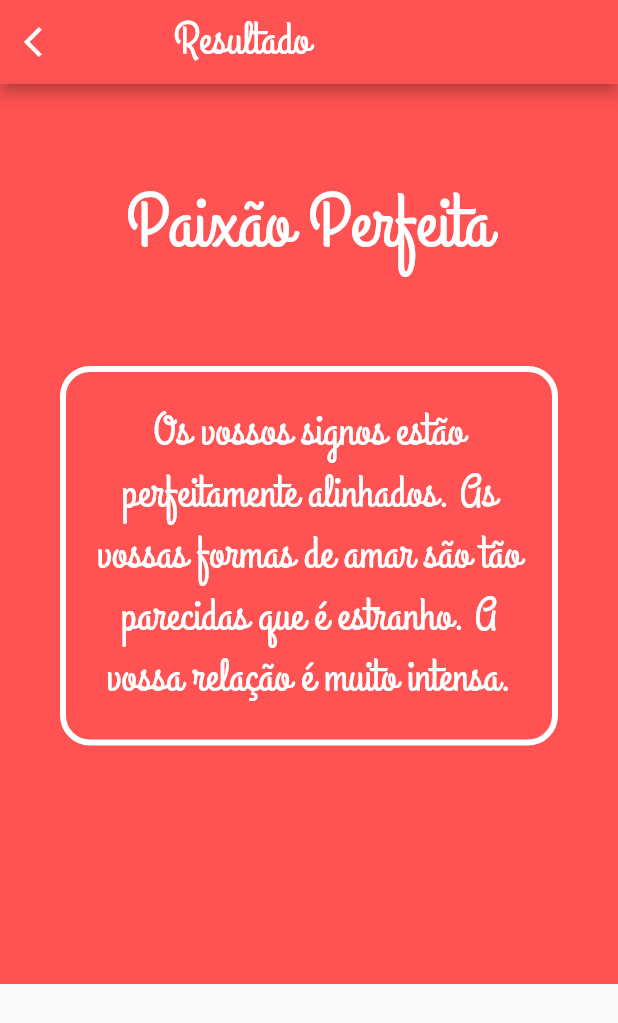
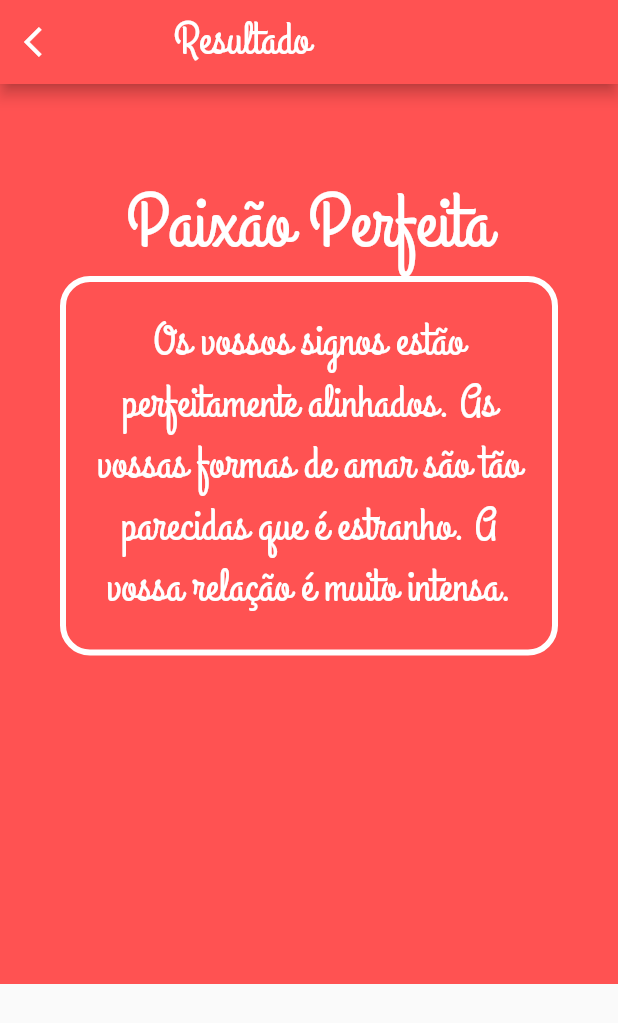
Before and after one commit to EmanoelV/Combinador-de-signos-amor, a Flutter app: the screen it shows after launch, after a tap on "Enviar", on a phone screen of 412 x 824 dp. Shown: the top 1023 px of the screen. Run offline on Flutter 3.47's test engine with Material 2 defaults, Android fonts, the phone set to English and light mode, and no system bars.

Commit message:
Ajust Layout

```diff
--- a/lib/view/telaRresultado.dart
+++ b/lib/view/telaRresultado.dart
@@ -52,9 +52,6 @@ class TelaResultado extends StatelessWidget {
                 textAlign: TextAlign.center,
               ),
             ),
-            SizedBox(
-              height: 60,
-            ),
             Container(
               padding: EdgeInsets.all(20),
               decoration: BoxDecoration(
--- a/lib/view/widget/signoFormulario/tituloForm.dart
+++ b/lib/view/widget/signoFormulario/tituloForm.dart
@@ -14,9 +14,6 @@ class TituloForm extends StatelessWidget {
               fontFamily: 'GrandHotel',
             ),
           ),
-          SizedBox(
-            height: 15,
-          ),
           Text(
             'Os',
             style: TextStyle(
@@ -24,9 +21,6 @@ class TituloForm extends StatelessWidget {
               fontSize: 50,
               fontFamily: 'GrandHotel',
             ),
-          ),
-          SizedBox(
-            height: 15,
           ),
           Text(
             'Signos',
@@ -36,16 +30,10 @@ class TituloForm extends StatelessWidget {
               fontFamily: 'GrandHotel',
             ),
           ),
-          SizedBox(
-            height: 30,
-          ),
           Icon(
             Icons.favorite,
             size: 100,
             color: Colors.white,
-          ),
-          SizedBox(
-            height: 20,
           ),
         ],
       ),
```
Also changed, not shown: pubspec.lock.
